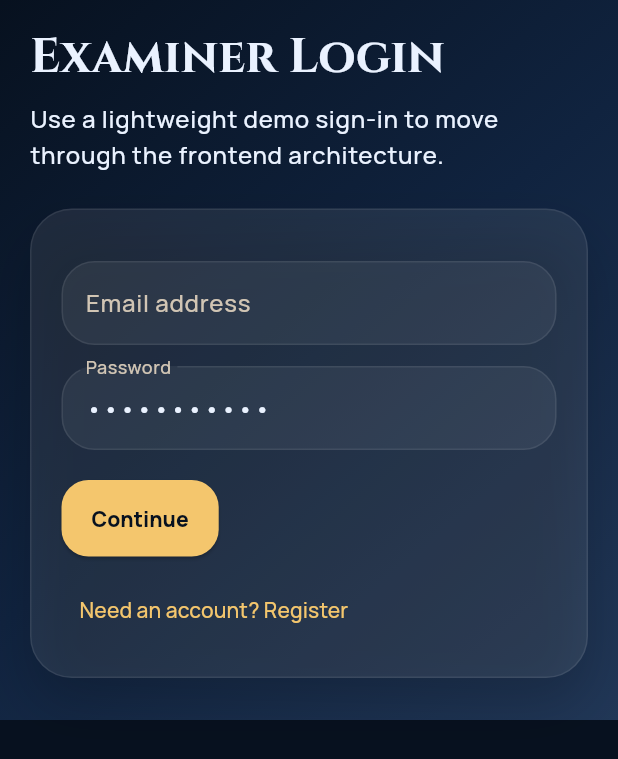
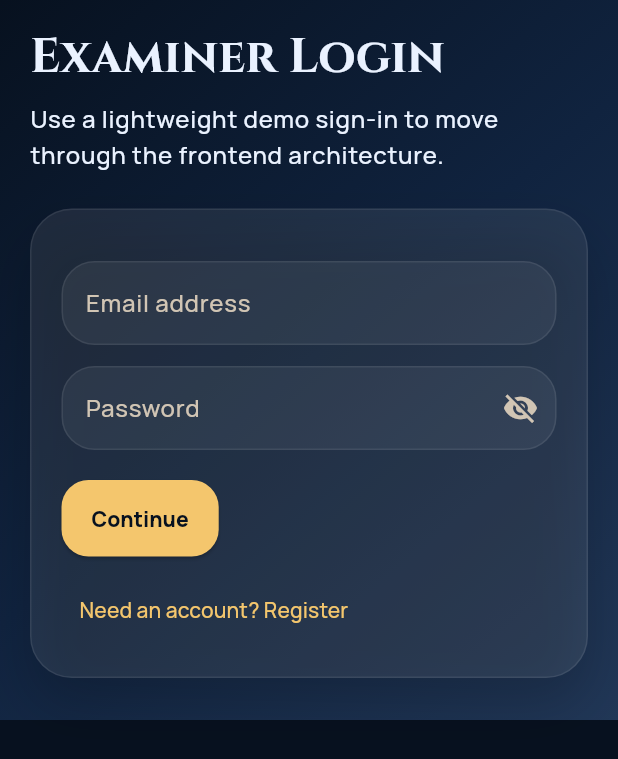
Before and after one commit to RazinShafayet2007/mcqer, a Flutter app: the screen it shows after launch, after a tap on "Enter control room", on a phone screen of 412 x 824 dp. Shown: the top 759 px of the screen. Run offline on Flutter 3.47's test engine with Material 3 defaults, Android fonts, the phone set to English and light mode, and no system bars; our stand-ins replace file_picker, flutter_riverpod, go_router, google_fonts; network calls fail.

Commit message:
fix android auth flow and connect app to live backend

```diff
--- a/lib/features/auth/presentation/login_screen.dart
+++ b/lib/features/auth/presentation/login_screen.dart
@@ -16,9 +16,10 @@ class LoginScreen extends ConsumerStatefulWidget {
 class _LoginScreenState extends ConsumerState<LoginScreen> {
   final _nameController = TextEditingController();
   final _emailController = TextEditingController();
-  final _passwordController = TextEditingController(text: 'password123');
+  final _passwordController = TextEditingController();
   final _usernameController = TextEditingController();
   bool _registerMode = false;
+  bool _obscurePassword = true;
 
   @override
   void dispose() {
@@ -64,8 +65,14 @@ class _LoginScreenState extends ConsumerState<LoginScreen> {
                   const SizedBox(height: 14),
                   TextField(
                     controller: _passwordController,
-                    obscureText: true,
-                    decoration: const InputDecoration(labelText: 'Password'),
+                    obscureText: _obscurePassword,
+                    decoration: InputDecoration(
+                      labelText: 'Password',
+                      suffixIcon: IconButton(
+                        onPressed: () => setState(() => _obscurePassword = !_obscurePassword),
+                        icon: Icon(_obscurePassword ? Icons.visibility_off : Icons.visibility),
+                      ),
+                    ),
                   ),
                   const SizedBox(height: 20),
                   ElevatedButton(
--- a/lib/main.dart
+++ b/lib/main.dart
@@ -16,7 +16,7 @@ class McqerApp extends ConsumerWidget {
     final router = ref.watch(appRouterProvider);
 
     return MaterialApp.router(
-      title: 'MCQer',
+      title: 'Mcqer',
       debugShowCheckedModeBanner: false,
       theme: buildAppTheme(),
       routerConfig: router,
```
Also changed, not shown: 1 other file.
